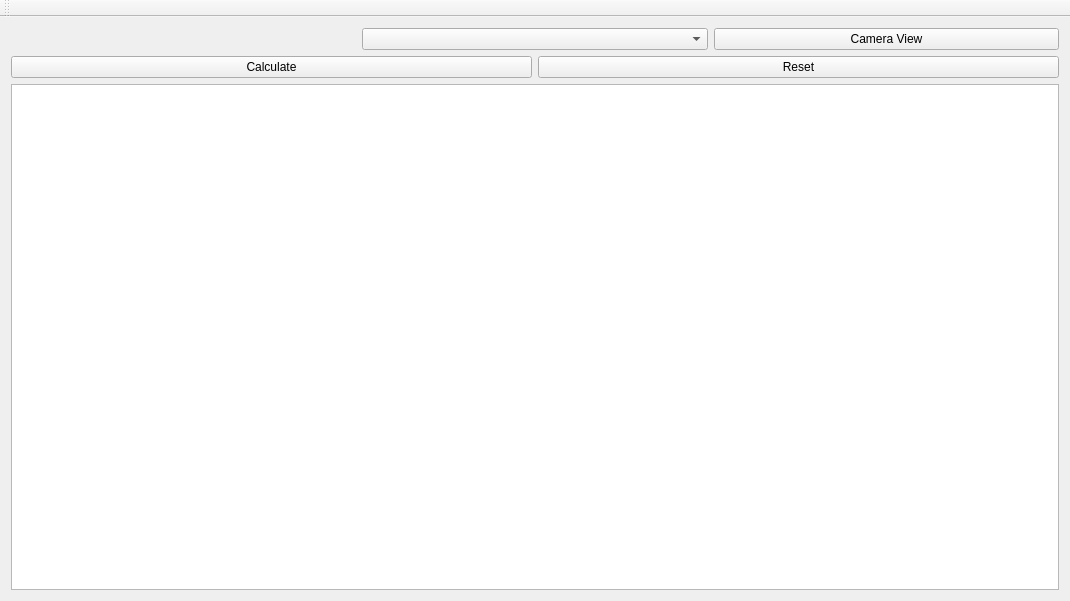
AntonyHwang/ProjectionAppGUI, file mainwindow.ui: the form before one commit.
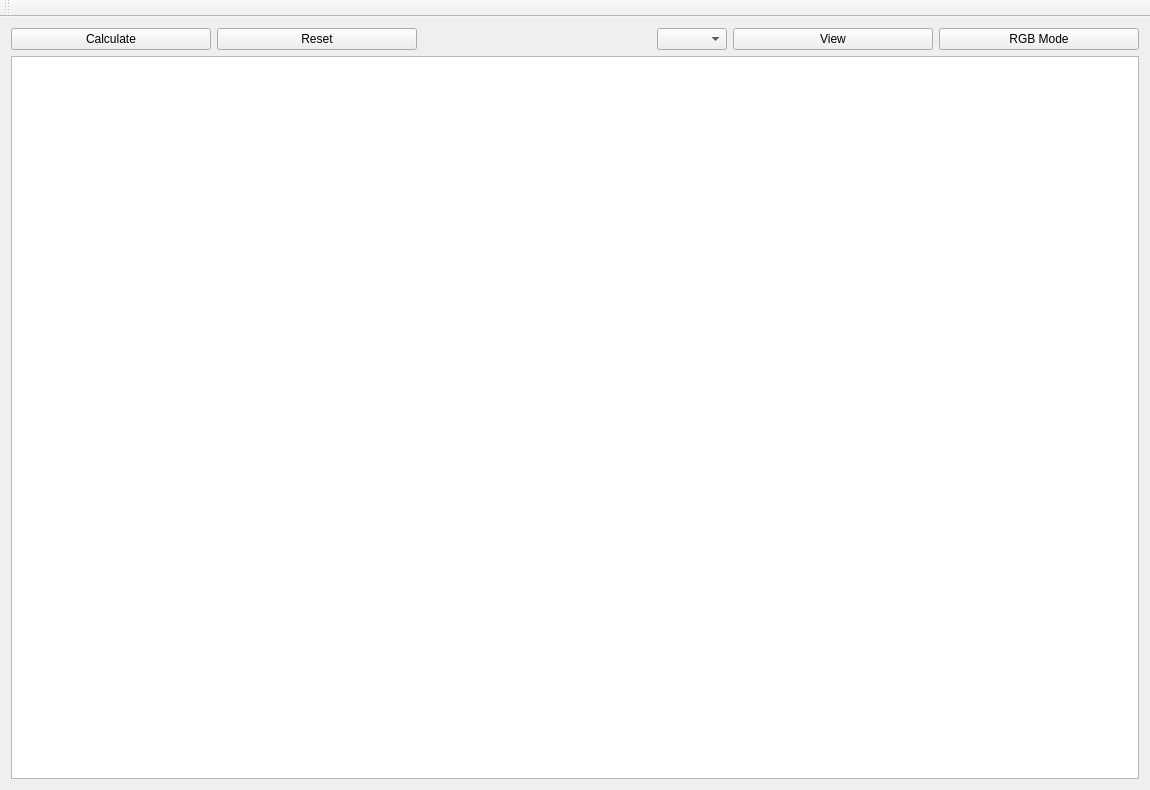
The form after the commit.

Commit message: rgb view mode added

```diff
--- a/mainwindow.ui
+++ b/mainwindow.ui
@@ -6,8 +6,8 @@
    <rect>
     <x>0</x>
     <y>0</y>
-    <width>1070</width>
-    <height>601</height>
+    <width>1150</width>
+    <height>790</height>
    </rect>
   </property>
   <property name="windowTitle">
@@ -35,6 +35,32 @@
       <property name="bottomMargin">
        <number>0</number>
       </property>
+      <item>
+       <widget class="QPushButton" name="calcButton">
+        <property name="maximumSize">
+         <size>
+          <width>200</width>
+          <height>50</height>
+         </size>
+        </property>
+        <property name="text">
+         <string>Calculate</string>
+        </property>
+       </widget>
+      </item>
+      <item>
+       <widget class="QPushButton" name="resetButton">
+        <property name="maximumSize">
+         <size>
+          <width>200</width>
+          <height>50</height>
+         </size>
+        </property>
+        <property name="text">
+         <string>Reset</string>
+        </property>
+       </widget>
+      </item>
       <item>
        <widget class="QLabel" name="statusLabel">
         <property name="text">
@@ -44,15 +70,40 @@
       </item>
       <item>
        <widget class="QComboBox" name="cameraBox">
+        <property name="maximumSize">
+         <size>
+          <width>70</width>
+          <height>50</height>
+         </size>
+        </property>
         <property name="currentText">
          <string/>
         </property>
        </widget>
       </item>
+      <item>
+       <widget class="QPushButton" name="showButton2">
+        <property name="maximumSize">
+         <size>
+          <width>200</width>
+          <height>50</height>
+         </size>
+        </property>
+        <property name="text">
+         <string>View</string>
+        </property>
+       </widget>
+      </item>
       <item>
        <widget class="QPushButton" name="showButton">
+        <property name="maximumSize">
+         <size>
+          <width>200</width>
+          <height>50</height>
+         </size>
+        </property>
         <property name="text">
-         <string>Camera View</string>
+         <string>RGB Mode</string>
         </property>
         <property name="autoDefault">
          <bool>false</bool>
@@ -61,24 +112,6 @@
       </item>
      </layout>
     </item>
-    <item>
-     <layout class="QHBoxLayout" name="horizontalLayout">
-      <item>
-       <widget class="QPushButton" name="calcButton">
-        <property name="text">
-         <string>Calculate</string>
-        </property>
-       </widget>
-      </item>
-      <item>
-       <widget class="QPushButton" name="resetButton">
-        <property name="text">
-         <string>Reset</string>
-        </property>
-       </widget>
-      </item>
-     </layout>
-    </item>
     <item>
      <widget class="QGraphicsView" name="graphicsView"/>
     </item>
```
Left out of the diff: 11 changed lines with no effect on the pictures. The commit also changes 106 other files.
